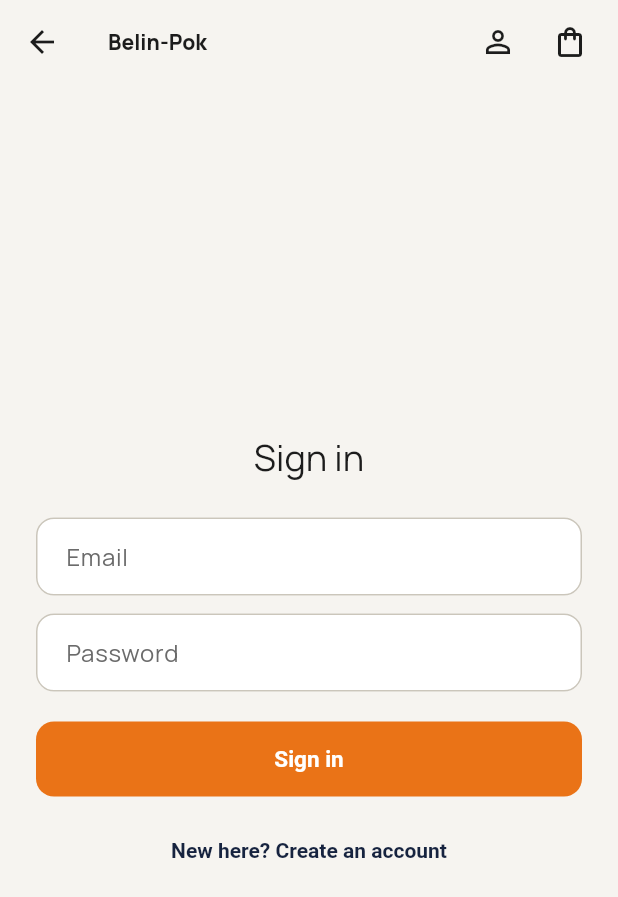
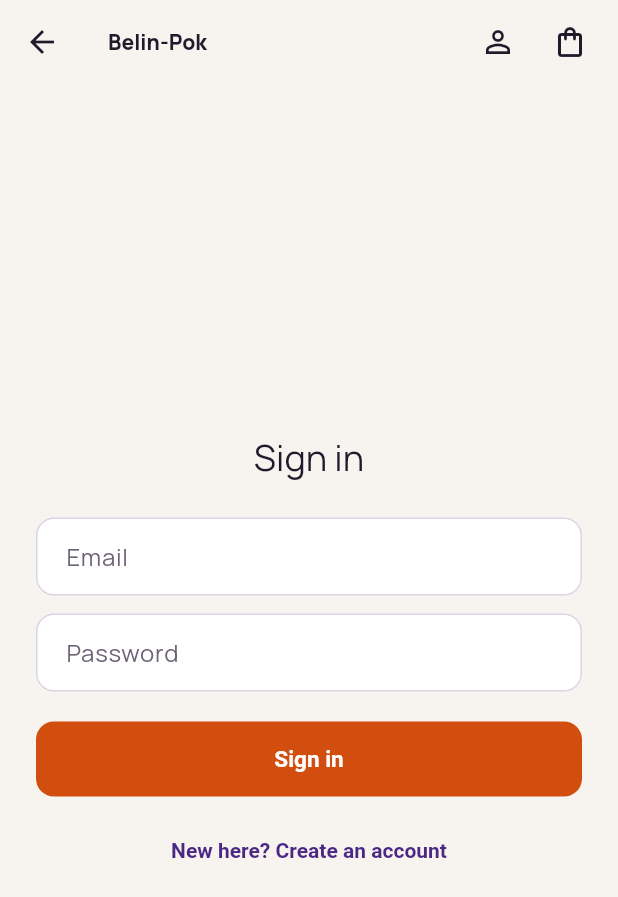
Before and after one commit to Kofi-Astro/belin-pok, a Flutter app: the screen it shows after launch, after a tap on the "person outline" icon, on a phone screen of 412 x 824 dp. Shown: the top 897 px of the screen. Run offline on Flutter 3.47's test engine with Material 3 defaults, Android fonts, the phone set to English and light mode, and no system bars; our stand-ins replace go_router, google_fonts, image_picker, supabase_flutter; accounts and stored records are empty; network calls fail.

Commit message:
Give the storefront its own bold deep-purple/deep-orange brand palette
At the user's request: the storefront gets its own distinct identity
(apps/storefront/lib/theme.dart, StorefrontColors/buildStorefrontTheme)
instead of sharing apps/admin's navy/amber via belpok_core -- deep purple
for structure (app bar, headings, outlines, the hero/footer), deep orange
as the action/accent color (buttons, prices, focused inputs), and a gold
tertiary reserved for small highlight moments so the page isn't only ever
purple-vs-orange. Admin keeps its existing navy/amber look untouched.

belpok_core's shared EmptyState now derives its tint from
Theme.of(context).colorScheme.primary instead of a hardcoded AppColors.navy
constant, so it automatically matches whichever palette wraps it -- verified
this produces the exact same navy in admin (its colorScheme.primary was
already AppColors.navy) while picking up deep purple in the storefront with
no per-app override needed.

Verified against the real (now-live) production catalog: hero gradient,
orange accent badge, purple category chips/footer, and purple-priced
product cards all render as intended.

Co-Authored-By: Claude Sonnet 5 <noreply@anthropic.com>

```diff
--- a/apps/storefront/lib/main.dart
+++ b/apps/storefront/lib/main.dart
@@ -1,4 +1,3 @@
-import 'package:belpok_core/belpok_core.dart';
 import 'package:flutter/material.dart';
 import 'package:go_router/go_router.dart';
 import 'package:provider/provider.dart';
@@ -9,6 +8,7 @@ import 'auth_controller.dart';
 import 'cart.dart';
 import 'config.dart';
 import 'router.dart';
+import 'theme.dart';
 
 Future<void> main() async {
   WidgetsFlutterBinding.ensureInitialized();
@@ -40,7 +40,7 @@ class _StorefrontAppState extends State<StorefrontApp> {
       ],
       child: MaterialApp.router(
         title: 'Belin-Pok',
-        theme: buildAppTheme(),
+        theme: buildStorefrontTheme(),
         routerConfig: _router,
       ),
     );
--- a/apps/storefront/lib/screens/auth_screen.dart
+++ b/apps/storefront/lib/screens/auth_screen.dart
@@ -1,9 +1,9 @@
-import 'package:belpok_core/belpok_core.dart';
 import 'package:flutter/material.dart';
 import 'package:go_router/go_router.dart';
 import 'package:provider/provider.dart';
 
 import '../auth_controller.dart';
+import '../theme.dart';
 import '../widgets/storefront_scaffold.dart';
 
 /// One screen for both sign-in and sign-up (a toggle, not two routes) --
@@ -90,14 +90,14 @@ class _AuthScreenState extends State<AuthScreen> {
                     Container(
                       padding: const EdgeInsets.all(12),
                       decoration: BoxDecoration(
-                        color: AppColors.success.withValues(alpha: 0.12),
+                        color: StorefrontColors.success.withValues(alpha: 0.12),
                         borderRadius: BorderRadius.circular(12),
                       ),
                       child: const Text(
                         'Check your email to confirm your account, then sign in here.',
                         textAlign: TextAlign.center,
                         style: TextStyle(
-                          color: AppColors.success,
+                          color: StorefrontColors.success,
                           fontWeight: FontWeight.w600,
                         ),
                       ),
@@ -125,7 +125,7 @@ class _AuthScreenState extends State<AuthScreen> {
                     const SizedBox(height: 12),
                     Text(
                       auth.error!,
-                      style: const TextStyle(color: AppColors.danger),
+                      style: const TextStyle(color: StorefrontColors.danger),
                     ),
                   ],
                   const SizedBox(height: 20),
--- a/apps/storefront/lib/screens/checkout_screen.dart
+++ b/apps/storefront/lib/screens/checkout_screen.dart
@@ -6,6 +6,7 @@ import 'package:provider/provider.dart';
 import '../api_client.dart';
 import '../auth_controller.dart';
 import '../cart.dart';
+import '../theme.dart';
 import '../widgets/storefront_scaffold.dart';
 
 class CheckoutScreen extends StatefulWidget {
@@ -180,7 +181,7 @@ class _CheckoutScreenState extends State<CheckoutScreen> {
                     padding: const EdgeInsets.only(bottom: 12),
                     child: Text(
                       _error!,
-                      style: const TextStyle(color: AppColors.danger),
+                      style: const TextStyle(color: StorefrontColors.danger),
                     ),
                   ),
                 SizedBox(
--- a/apps/storefront/lib/screens/home_screen.dart
+++ b/apps/storefront/lib/screens/home_screen.dart
@@ -3,6 +3,7 @@ import 'package:flutter/material.dart';
 import 'package:go_router/go_router.dart';
 
 import '../api_client.dart';
+import '../theme.dart';
 import '../widgets/category_icon.dart';
 import '../widgets/hero_banner.dart';
 import '../widgets/product_card.dart';
@@ -164,7 +165,7 @@ class _HomeScreenState extends State<HomeScreen> {
               const SizedBox(height: 4),
               Text(
                 '${_products.length} item${_products.length == 1 ? '' : 's'}',
-                style: const TextStyle(color: AppColors.inkMuted),
+                style: const TextStyle(color: StorefrontColors.inkMuted),
               ),
             ],
           ),
--- /dev/null
+++ b/apps/storefront/lib/theme.dart
@@ -0,0 +1,145 @@
+import 'package:flutter/material.dart';
+import 'package:google_fonts/google_fonts.dart';
+
+/// The storefront's own brand palette -- deliberately bolder and distinct
+/// from apps/admin's navy/amber (see belpok_core's theme.dart), at the
+/// user's request: a public storefront selling caps/tees/jackets can
+/// afford to be louder than an internal inventory tool. Deep purple
+/// carries structure (app bar, headings, outlines) the way navy did;
+/// deep orange is the action/accent color (buttons, prices, the
+/// selected-chip state); gold is a sparing third accent for small
+/// highlight moments (badges, the "new season" tag) so the page isn't
+/// only ever purple-vs-orange.
+class StorefrontColors {
+  static const deepPurple = Color(0xFF4B2884);
+  static const deepPurpleLight = Color(0xFF6B3FA8);
+  static const deepOrange = Color(0xFFD14E0F);
+  static const deepOrangeLight = Color(0xFFF07A3C);
+  static const gold = Color(0xFFD4A017);
+  static const canvas = Color(0xFFF7F3EF);
+  static const surface = Color(0xFFFFFFFF);
+  static const success = Color(0xFF2E9E6D);
+  static const warning = Color(0xFFDDA02A);
+  static const danger = Color(0xFFD24545);
+  static const ink = Color(0xFF201A2B);
+  static const inkMuted = Color(0xFF6E6478);
+}
+
+ThemeData buildStorefrontTheme() {
+  final base = ThemeData(useMaterial3: true, brightness: Brightness.light);
+  final textTheme = GoogleFonts.manropeTextTheme(
+    base.textTheme,
+  ).apply(bodyColor: StorefrontColors.ink, displayColor: StorefrontColors.ink);
+
+  final colorScheme = base.colorScheme.copyWith(
+    primary: StorefrontColors.deepPurple,
+    onPrimary: Colors.white,
+    secondary: StorefrontColors.deepOrange,
+    onSecondary: Colors.white,
+    tertiary: StorefrontColors.gold,
+    onTertiary: Colors.white,
+    surface: StorefrontColors.surface,
+    onSurface: StorefrontColors.ink,
+    error: StorefrontColors.danger,
+  );
+
+  return base.copyWith(
+    colorScheme: colorScheme,
+    scaffoldBackgroundColor: StorefrontColors.canvas,
+    textTheme: textTheme,
+    appBarTheme: AppBarTheme(
+      backgroundColor: StorefrontColors.canvas,
+      foregroundColor: StorefrontColors.ink,
+      elevation: 0,
+      scrolledUnderElevation: 1,
+      titleTextStyle: textTheme.headlineSmall?.copyWith(
+        fontWeight: FontWeight.w800,
+      ),
+    ),
+    cardTheme: CardThemeData(
+      color: StorefrontColors.surface,
+      elevation: 0,
+      shape: RoundedRectangleBorder(
+        borderRadius: BorderRadius.circular(16),
+        side: BorderSide(
+          color: StorefrontColors.deepPurple.withValues(alpha: 0.1),
+        ),
+      ),
+      margin: EdgeInsets.zero,
+    ),
+    filledButtonTheme: FilledButtonThemeData(
+      style: FilledButton.styleFrom(
+        backgroundColor: StorefrontColors.deepOrange,
+        foregroundColor: Colors.white,
+        padding: const EdgeInsets.symmetric(horizontal: 22, vertical: 16),
+        shape: RoundedRectangleBorder(borderRadius: BorderRadius.circular(12)),
+        textStyle: const TextStyle(fontWeight: FontWeight.w700, fontSize: 15),
+      ),
+    ),
+    outlinedButtonTheme: OutlinedButtonThemeData(
+      style: OutlinedButton.styleFrom(
+        foregroundColor: StorefrontColors.deepPurple,
+        side: BorderSide(
+          color: StorefrontColors.deepPurple.withValues(alpha: 0.35),
+        ),
+        padding: const EdgeInsets.symmetric(horizontal: 20, vertical: 14),
+        shape: RoundedRectangleBorder(borderRadius: BorderRadius.circular(12)),
+        textStyle: const TextStyle(fontWeight: FontWeight.w700, fontSize: 15),
+      ),
+    ),
+    textButtonTheme: TextButtonThemeData(
+      style: TextButton.styleFrom(
+        foregroundColor: StorefrontColors.deepPurple,
+        textStyle: const TextStyle(fontWeight: FontWeight.w700),
+      ),
+    ),
+    floatingActionButtonTheme: const FloatingActionButtonThemeData(
+      backgroundColor: StorefrontColors.deepOrange,
+      foregroundColor: Colors.white,
+    ),
+    inputDecorationTheme: InputDecorationTheme(
+      filled: true,
+      fillColor: StorefrontColors.surface,
+      contentPadding: const EdgeInsets.symmetric(horizontal: 16, vertical: 14),
+      border: OutlineInputBorder(
+        borderRadius: BorderRadius.circular(12),
+        borderSide: BorderSide(
+          color: StorefrontColors.deepPurple.withValues(alpha: 0.2),
+        ),
+      ),
+      enabledBorder: OutlineInputBorder(
+        borderRadius: BorderRadius.circular(12),
+        borderSide: BorderSide(
+          color: StorefrontColors.deepPurple.withValues(alpha: 0.2),
+        ),
+      ),
+      focusedBorder: OutlineInputBorder(
+        borderRadius: BorderRadius.circular(12),
+        borderSide: const BorderSide(
+          color: StorefrontColors.deepOrange,
+          width: 2,
+        ),
+      ),
+      labelStyle: const TextStyle(color: StorefrontColors.inkMuted),
+    ),
+    dialogTheme: DialogThemeData(
+      backgroundColor: StorefrontColors.surface,
+      shape: RoundedRectangleBorder(borderRadius: BorderRadius.circular(20)),
+    ),
+    chipTheme: base.chipTheme.copyWith(
+      backgroundColor: StorefrontColors.deepPurple.withValues(alpha: 0.07),
+      labelStyle: const TextStyle(fontWeight: FontWeight.w600, fontSize: 12),
+      side: BorderSide.none,
+      shape: RoundedRectangleBorder(borderRadius: BorderRadius.circular(20)),
+    ),
+    dividerTheme: DividerThemeData(
+      color: StorefrontColors.deepPurple.withValues(alpha: 0.12),
+    ),
+    snackBarTheme: SnackBarThemeData(
+      backgroundColor: StorefrontColors.deepPurple,
+      contentTextStyle: const TextStyle(color: Colors.white),
+      behavior: SnackBarBehavior.floating,
+      shape: RoundedRectangleBorder(borderRadius: BorderRadius.circular(12)),
+    ),
+  );
+}
--- a/apps/storefront/lib/widgets/hero_banner.dart
+++ b/apps/storefront/lib/widgets/hero_banner.dart
@@ -1,10 +1,11 @@
-import 'package:belpok_core/belpok_core.dart';
 import 'package:flutter/material.dart';
+
+import '../theme.dart';
 
 /// The home screen's opening section -- without this, the page starts
 /// straight into a search bar and a (possibly empty) grid, which reads as
-/// unfinished rather than intentionally sparse. A navy banner with the
-/// brand's own colors gives the page a top before the products start.
+/// unfinished rather than intentionally sparse. A deep-purple banner with
+/// an orange accent badge gives the page a top before the products start.
 class HeroBanner extends StatelessWidget {
   const HeroBanner({super.key});
 
@@ -17,7 +18,10 @@ class HeroBanner extends StatelessWidget {
         gradient: LinearGradient(
           begin: Alignment.topLeft,
           end: Alignment.bottomRight,
-          colors: [AppColors.navy, AppColors.navyLight],
+          colors: [
+            StorefrontColors.deepPurple,
+            StorefrontColors.deepPurpleLight,
+          ],
         ),
       ),
       child: Center(
@@ -32,7 +36,7 @@ class HeroBanner extends StatelessWidget {
                   vertical: 5,
                 ),
                 decoration: BoxDecoration(
-                  color: AppColors.amber,
+                  color: StorefrontColors.deepOrange,
                   borderRadius: BorderRadius.circular(20),
                 ),
                 child: const Text(
--- a/apps/storefront/lib/widgets/storefront_footer.dart
+++ b/apps/storefront/lib/widgets/storefront_footer.dart
@@ -1,5 +1,6 @@
-import 'package:belpok_core/belpok_core.dart';
 import 'package:flutter/material.dart';
+
+import '../theme.dart';
 
 class StorefrontFooter extends StatelessWidget {
   const StorefrontFooter({super.key});
@@ -8,7 +9,7 @@ class StorefrontFooter extends StatelessWidget {
   Widget build(BuildContext context) {
     return Container(
       width: double.infinity,
-      color: AppColors.navy,
+      color: StorefrontColors.deepPurple,
       padding: const EdgeInsets.symmetric(horizontal: 24, vertical: 32),
       child: Center(
         child: ConstrainedBox(
--- a/apps/storefront/lib/widgets/storefront_scaffold.dart
+++ b/apps/storefront/lib/widgets/storefront_scaffold.dart
@@ -1,10 +1,10 @@
-import 'package:belpok_core/belpok_core.dart';
 import 'package:flutter/material.dart';
 import 'package:go_router/go_router.dart';
 import 'package:provider/provider.dart';
 
 import '../auth_controller.dart';
 import '../cart.dart';
+import '../theme.dart';
 
 /// Shared top bar (brand, account, cart-with-badge) every top-level
 /// screen wraps itself in. A plain widget rather than a go_router
@@ -69,7 +69,7 @@ class StorefrontScaffold extends StatelessWidget {
                         minHeight: 16,
                       ),
                       decoration: const BoxDecoration(
-                        color: AppColors.amber,
+                        color: StorefrontColors.deepOrange,
                         shape: BoxShape.circle,
                       ),
                       child: Text(
--- a/apps/storefront/pubspec.yaml
+++ b/apps/storefront/pubspec.yaml
@@ -37,6 +37,7 @@ dependencies:
   supabase_flutter: ^2.17.2
   go_router: ^17.5.0
   provider: ^6.1.5+1
+  google_fonts: ^8.2.1
   belpok_core:
     path: ../../packages/belpok_core
 
```
Also changed, not shown: apps/storefront/lib/screens/account_screen.dart (+9 -5 lines), apps/storefront/lib/screens/cart_screen.dart (+7 -7 lines), apps/storefront/lib/screens/order_confirmation_screen.dart (+4 -3 lines), apps/storefront/lib/screens/product_detail_screen.dart (+7 -6 lines), apps/storefront/lib/widgets/product_card.dart (+8 -4 lines), packages/belpok_core/lib/src/empty_state.dart (+11 -11 lines), apps/storefront/pubspec.lock.
